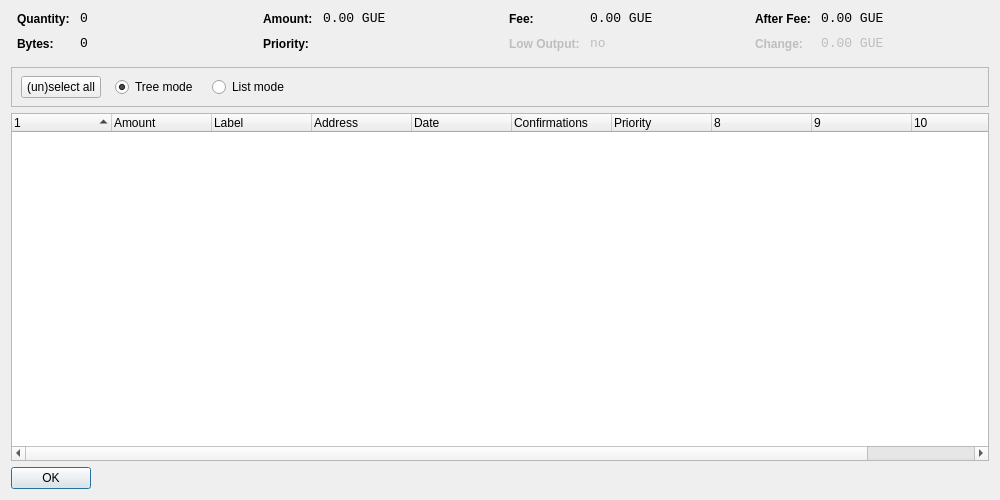
Before: the Qt Designer form src/qt/forms/coincontroldialog.ui in PAXcoinnetwork/guerillacoin, drawn with Qt 5.
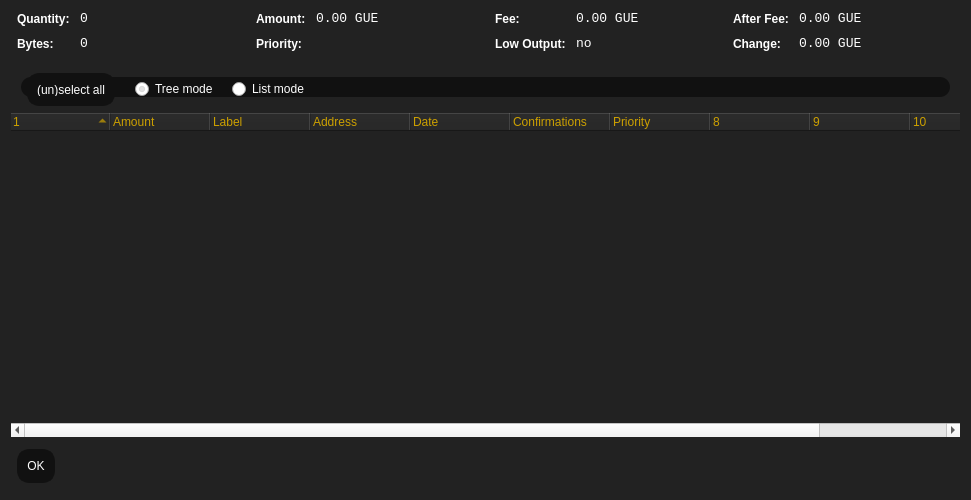
After: the same form once the commit is applied. Custom widgets are drawn as their Qt base class.

```diff
--- a/src/qt/forms/coincontroldialog.ui
+++ b/src/qt/forms/coincontroldialog.ui
@@ -6,13 +6,175 @@
    <rect>
     <x>0</x>
     <y>0</y>
-    <width>1000</width>
+    <width>971</width>
     <height>500</height>
    </rect>
   </property>
   <property name="windowTitle">
    <string>Coin Control</string>
   </property>
+  <property name="styleSheet">
+   <string notr="true">QRadioButton {
+	color: white;
+}
+QTreeView {
+	background-color: #111;
+	alternate-background-color: #222;
+	selection-background-color: #cca000;
+}
+
+QTreeView::item {
+	background-color: #222;
+}
+
+QTreeView::item::selected {
+	background-color: #cca000;
+}
+
+QTreeView::branch::closed {
+	color: #ccc;
+}
+
+QTreeView::branch::open {
+	color: #cca000;
+}
+
+QDialog, QFrame {
+	color: white;
+	background-color: #222;
+	border: none;
+}
+
+QLabel {
+	background-color: transparent;
+}
+
+QCheckBox {
+    color: white;
+}
+
+QFrame#central { background-color: #222; border: none }
+QFrame#frame, QFrame#frame_2, QFrame#frame_3 {
+	background-color: #111;
+	border-style: plain;
+	border-width: 20px;
+	border-radius: 20px;
+	border-color: #111;
+	min-width: 10em;
+	padding: 6px;
+}
+QLabel[openExternalLinks=true], QHeaderView { color: #cca000 }
+QLabel[openExternalLinks=false] { color: white; font-weight: normal }
+QPushButton, QToolButton {
+	border: 4px solid #111;
+	border-radius: 12px;
+	background-color: #111;
+	color: white;
+	padding: 6px;
+	margin: 6px;
+}
+QPushButton:pressed, QToolButton:checked {
+	color: #cca000;
+}
+QPushButton:pressed, QToolButton:pressed {
+	border-color: #cca000;
+	color: #cca000;
+}
+QPushButton:disabled, QToolButton:disabled {
+	color: #444;
+	background-color: #222;
+}
+
+
+#scrollAreaWidgetContents QToolButton {
+	border-radius: 8px;
+	border-width: 0px;
+}
+
+QComboBox::drop-down {
+	border-width: 0;
+	border-style: none;
+	background-color: #111;
+	color: white;
+}
+
+QTableView {
+	background: #111;
+	color: white;
+	border-style: none;
+	selection-background-color: #cca000;
+    alternate-background-color: #222;
+	selection-color: #111;
+	border: 0px solid black;
+}
+
+QHeaderView { color: #cca000; background-color: #111; background-image: none; }
+QHeaderView::section { color: #cca000; background-color: #222; }
+QHeaderView::section:checked { background-color: #111; }
+
+QTabWidget {
+	background: #111;
+}
+
+ QTabWidget::pane {
+     border-top: 2px solid #111;
+     border: 4px solid #111;
+     border-bottom-left-radius: 8px;
+     border-bottom-right-radius: 8px;
+     border-top-right-radius: 8px;
+	background: #111;
+ }
+
+ QTabWidget::tab-bar {
+     left: 5px; /* move to the right by 5px */
+ }
+
+ /* Style the tab using the tab sub-control. Note that
+     it reads QTabBar _not_ QTabWidget */
+ QTabBar::tab {
+     background: #111;
+     border: 4px solid #222;
+     border-bottom-color: #111; /* same as the pane color */
+     border-top-left-radius: 4px;
+     border-top-right-radius: 4px;
+     min-width: 8ex;
+     padding: 4px;
+     color: #888;
+ }
+
+ QTabBar::tab:selected, QTabBar::tab:hover {
+     color: #cca000
+ }
+
+ QTabBar::tab:selected {
+     border-color: #111; /* same as pane color */
+     border-top-color: #cca000;
+ }
+
+ QTabBar::tab:!selected {
+     margin-top: 2px; /* make non-selected tabs look smaller */
+ }
+
+ /* make use of negative margins for overlapping tabs */
+ QTabBar::tab:selected {
+     /* expand/overlap to the left and right by 4px */
+     margin-left: -4px;
+     margin-right: -4px;
+ }
+
+ QTabBar::tab:first:selected {
+     margin-left: 0; /* the first selected tab has nothing to overlap with on the left */
+ }
+
+ QTabBar::tab:last:selected {
+     margin-right: 0; /* the last selected tab has nothing to overlap with on the right */
+ }
+
+ QTabBar::tab:only-one {
+     margin: 0; /* if there is only one tab, we don't want overlapping margins */
+ }
+</string>
+  </property>
   <layout class="QVBoxLayout" name="verticalLayout">
    <item>
     <layout class="QHBoxLayout" name="horizontalLayoutTop" stretch="0,0,0,0">
@@ -360,7 +522,7 @@
     <widget class="QFrame" name="frame">
      <property name="minimumSize">
       <size>
-       <width>0</width>
+       <width>182</width>
        <height>40</height>
       </size>
      </property>
@@ -376,10 +538,10 @@
         <x>10</x>
         <y>0</y>
         <width>781</width>
-        <height>41</height>
+        <height>45</height>
        </rect>
       </property>
-      <layout class="QHBoxLayout" name="horizontalLayoutPanel" stretch="0,0,0,0,0">
+      <layout class="QHBoxLayout" name="horizontalLayoutPanel" stretch="0,0,0,0">
        <property name="spacing">
         <number>14</number>
        </property>
@@ -447,6 +609,9 @@
      <property name="contextMenuPolicy">
       <enum>Qt::CustomContextMenu</enum>
      </property>
+     <property name="styleSheet">
+      <string notr="true"/>
+     </property>
      <property name="sortingEnabled">
       <bool>false</bool>
      </property>
```
